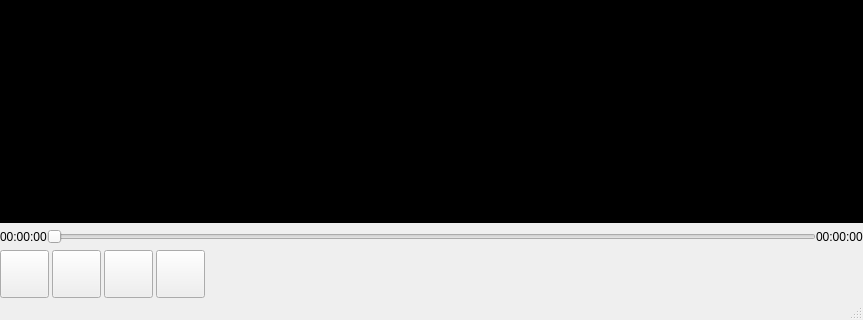
Before: the Qt Designer form src/qt/playerwindow.ui in simeks/m7017e-lab, drawn with Qt 5; both pictures show x 0 to 863 and y 307 to 627 of the 863 by 627 pixel window.
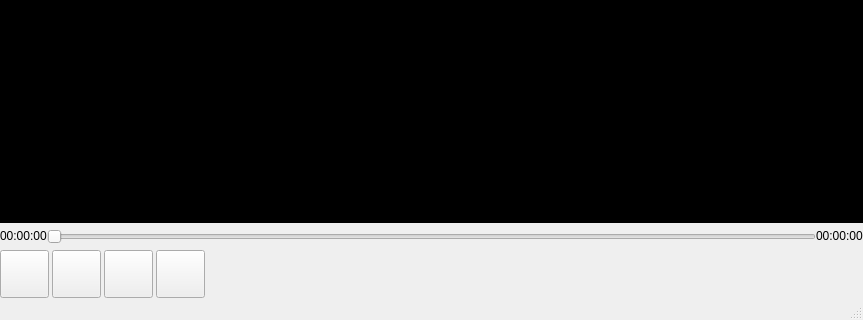
After: the same form once the commit is applied. Icons and pictures are not drawn.

Commit message: Added methods in Player and added a timer which refreshes the UI every sec.

Diff of the .ui file:
```diff
--- a/src/qt/playerwindow.ui
+++ b/src/qt/playerwindow.ui
@@ -134,6 +134,12 @@
         </property>
         <item>
          <widget class="QLabel" name="timeElapsed">
+          <property name="sizePolicy">
+           <sizepolicy hsizetype="Fixed" vsizetype="Fixed">
+            <horstretch>0</horstretch>
+            <verstretch>0</verstretch>
+           </sizepolicy>
+          </property>
           <property name="text">
            <string>00:00:00</string>
           </property>
@@ -148,6 +154,12 @@
         </item>
         <item>
          <widget class="QLabel" name="totalDuration">
+          <property name="sizePolicy">
+           <sizepolicy hsizetype="Fixed" vsizetype="Fixed">
+            <horstretch>0</horstretch>
+            <verstretch>0</verstretch>
+           </sizepolicy>
+          </property>
           <property name="text">
            <string>00:00:00</string>
           </property>
```
The commit also changes 5 other files.
